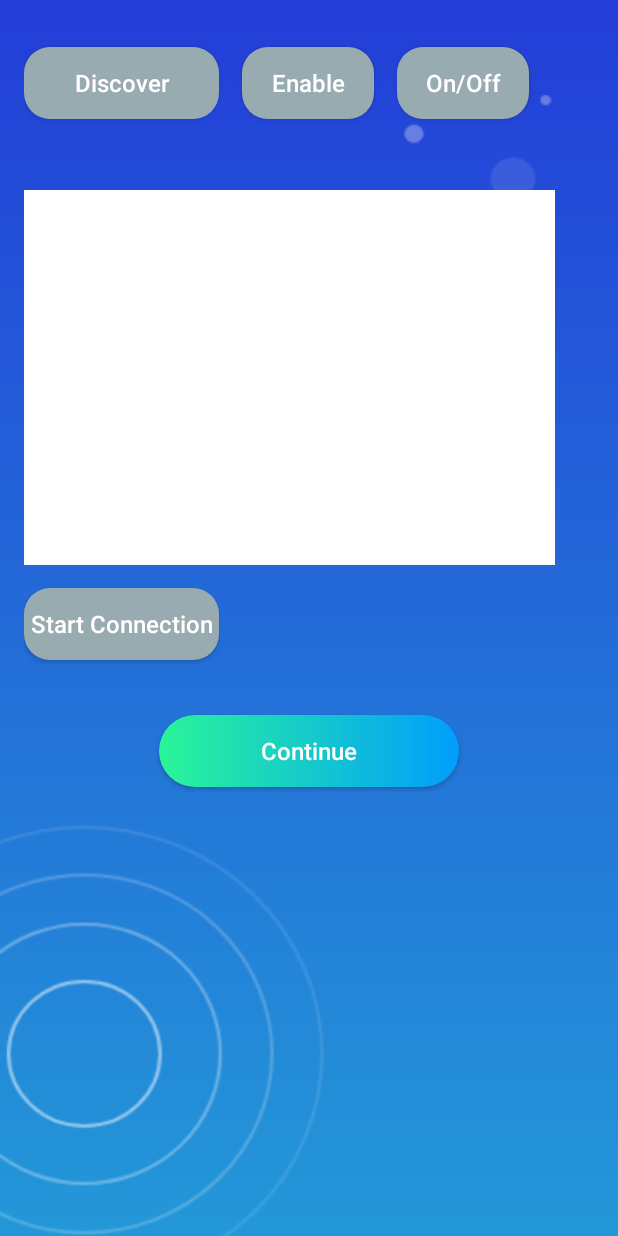
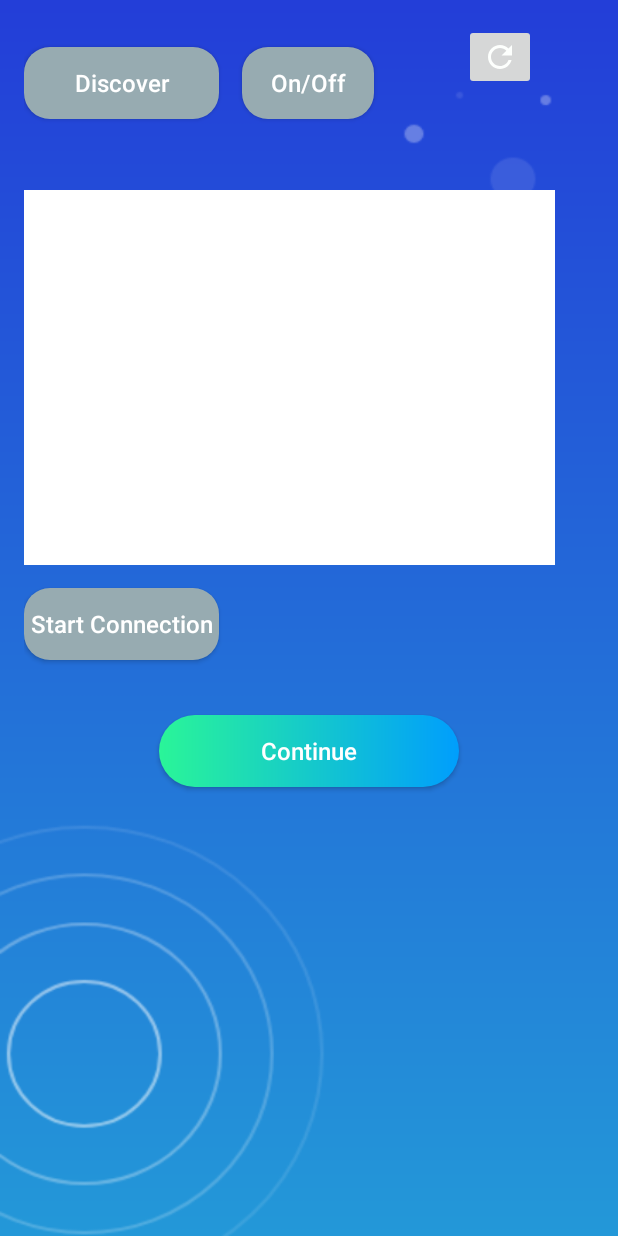
Before and after one commit to DIT112-V19/group-01, an Android app: the screen it shows after launch (StartConnection), after a tap on "Connect", on a phone screen of 412 x 824 dp. Run offline under Robolectric (Android 15) with nearby library versions, the phone set to English and light mode, and no system bars.

Commit message:
refresh button added

```diff
--- a/BtSendData/app/src/main/java/com/example/myapplication/StartConnection.java
+++ b/BtSendData/app/src/main/java/com/example/myapplication/StartConnection.java
@@ -14,7 +14,9 @@ import android.util.Log;
 import android.view.View;
 import android.widget.AdapterView;
 import android.widget.Button;
+import android.widget.ImageButton;
 import android.widget.ListView;
+import android.widget.Toast;
 
 import java.util.ArrayList;
 import java.util.UUID;
@@ -32,6 +34,7 @@ public class StartConnection extends AppCompatActivity implements AdapterView.On
     public DeviceListAdapter mDeviceListAdapter;
     BluetoothDevice mBTDevice;
     ListView lvNewDevices;
+    private ImageButton btnRefresh;
     /* Universally unique identifier used to configure and establish bluetooth connection*/
     private static final UUID MY_UUID_INSECURE =
 
@@ -111,6 +114,9 @@ public class StartConnection extends AppCompatActivity implements AdapterView.On
         @Override
         public void onReceive(Context context, Intent intent) {
             if(mBTDevices.size()<25 ) {
+                if (mBTDevices.size()==25){
+                    Toast.makeText(StartConnection.this, "25 devices found", Toast.LENGTH_SHORT).show();
+                }
             final String action = intent.getAction();
             Log.d(TAG, "onReceive: ACTION FOUND.");
 
@@ -166,17 +172,19 @@ public class StartConnection extends AppCompatActivity implements AdapterView.On
         //mBluetoothAdapter.cancelDiscovery();
     }
 
+
+
     @Override
     protected void onCreate(Bundle savedInstanceState) {
         super.onCreate(savedInstanceState);
         setContentView(R.layout.activity_start_connection);
         Button btnONOFF = findViewById(R.id.btnONOFF);
-        btnEnableDisable_Discoverable = findViewById(R.id.btnDiscoverable_on_off);
+       // btnEnableDisable_Discoverable = findViewById(R.id.btnDiscoverable_on_off);
         lvNewDevices = findViewById(R.id.lvNewDevices);
         mBTDevices = new ArrayList<>();
         Continue = findViewById(R.id.Continue);
         btnStartConnection = findViewById(R.id.btnStartConnection);
-
+        btnRefresh = findViewById(R.id.refreshButton);
         /** used for testing
          * btnSend = (Button) findViewById(R.id.btnSend);
          * etSend = (EditText) findViewById(R.id.editText);
@@ -191,6 +199,18 @@ public class StartConnection extends AppCompatActivity implements AdapterView.On
         lvNewDevices.setOnItemClickListener(StartConnection.this);
 
 
+        btnRefresh.setOnClickListener(new View.OnClickListener() {
+            @Override
+            public void onClick(View v) {
+                Intent intent = new Intent(StartConnection.this,StartConnection.class);
+                startActivity(intent);
+
+
+
+
+
+            }
+        });
         // This button takes us to the UserOptions
         Continue.setOnClickListener(new View.OnClickListener() {
             @Override
--- /dev/null
+++ b/BtSendData/app/src/main/res/drawable-anydpi/refresh.xml
@@ -0,0 +1,10 @@
+<vector xmlns:android="http://schemas.android.com/apk/res/android"
+    android:width="24dp"
+    android:height="24dp"
+    android:viewportWidth="24"
+    android:viewportHeight="24"
+    android:tint="#FDFFFD">
+    <path
+        android:fillColor="#FF000000"
+        android:pathData="M17.65,6.35C16.2,4.9 14.21,4 12,4c-4.42,0 -7.99,3.58 -7.99,8s3.57,8 7.99,8c3.73,0 6.84,-2.55 7.73,-6h-2.08c-0.82,2.33 -3.04,4 -5.65,4 -3.31,0 -6,-2.69 -6,-6s2.69,-6 6,-6c1.66,0 3.14,0.69 4.22,1.78L13,11h7V4l-2.35,2.35z"/>
+</vector>
--- a/BtSendData/app/src/main/res/layout/activity_start_connection.xml
+++ b/BtSendData/app/src/main/res/layout/activity_start_connection.xml
@@ -20,26 +20,35 @@
         android:layout_marginLeft="15dp"
         android:layout_marginTop="15dp"
         android:layout_marginRight="30dp"
-        android:layout_toRightOf="@+id/btnDiscoverable_on_off"
+        android:layout_toRightOf="@+id/btnFindUnpairedDevices"
         android:background="@drawable/custom_button2"
         android:text="@string/on_off"
         android:textAllCaps="false"
         android:textColor="#FFFFFF"
         android:textSize="16sp" />
 
-    <Button
-        android:id="@+id/btnDiscoverable_on_off"
+    <ImageButton
         android:layout_width="wrap_content"
         android:layout_height="wrap_content"
-        android:layout_marginLeft="15dp"
-        android:layout_marginTop="15dp"
-        android:layout_toRightOf="@+id/btnFindUnpairedDevices"
-        android:background="@drawable/custom_button2"
-        android:onClick="btnEnableDisable_Discoverable"
-        android:text="@string/enable_discoverable"
-        android:textAllCaps="false"
-        android:textColor="#FFFFFF"
-        android:textSize="16sp" />
+         android:layout_toRightOf="@id/btnONOFF"
+        android:layout_marginLeft="30dp"
+        android:id="@+id/refreshButton"
+        android:src="@drawable/refresh"
+        />
+
+    <!--<Button-->
+        <!--android:id="@+id/btnDiscoverable_on_off"-->
+        <!--android:layout_width="wrap_content"-->
+        <!--android:layout_height="wrap_content"-->
+        <!--android:layout_marginLeft="15dp"-->
+        <!--android:layout_marginTop="15dp"-->
+        <!--android:layout_toRightOf="@+id/btnFindUnpairedDevices"-->
+        <!--android:background="@drawable/custom_button2"-->
+        <!--android:onClick="btnEnableDisable_Discoverable"-->
+        <!--android:text="@string/enable_discoverable"-->
+        <!--android:textAllCaps="false"-->
+        <!--android:textColor="#FFFFFF"-->
+        <!--android:textSize="16sp" />-->
 
     <Button
         android:id="@+id/btnFindUnpairedDevices"
```
Also changed, not shown: BtSendData/app/src/main/res/drawable-hdpi/refresh.png (added), BtSendData/app/src/main/res/drawable-mdpi/refresh.png (added), BtSendData/app/src/main/res/drawable-xhdpi/refresh.png (added), BtSendData/app/src/main/res/drawable-xxhdpi/refresh.png (added).
